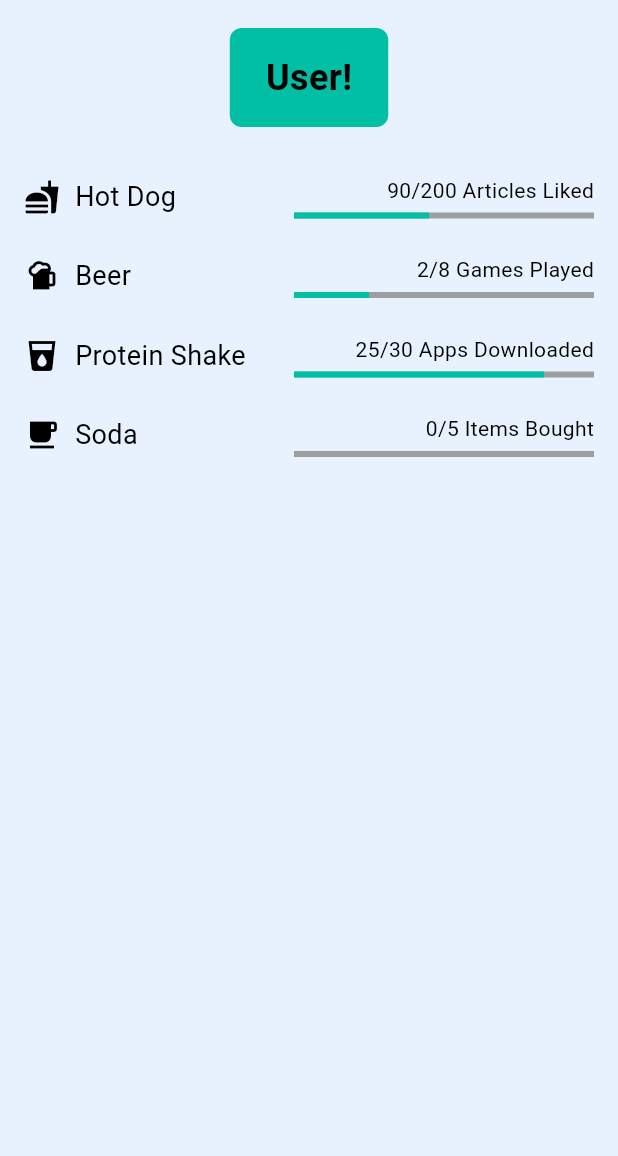
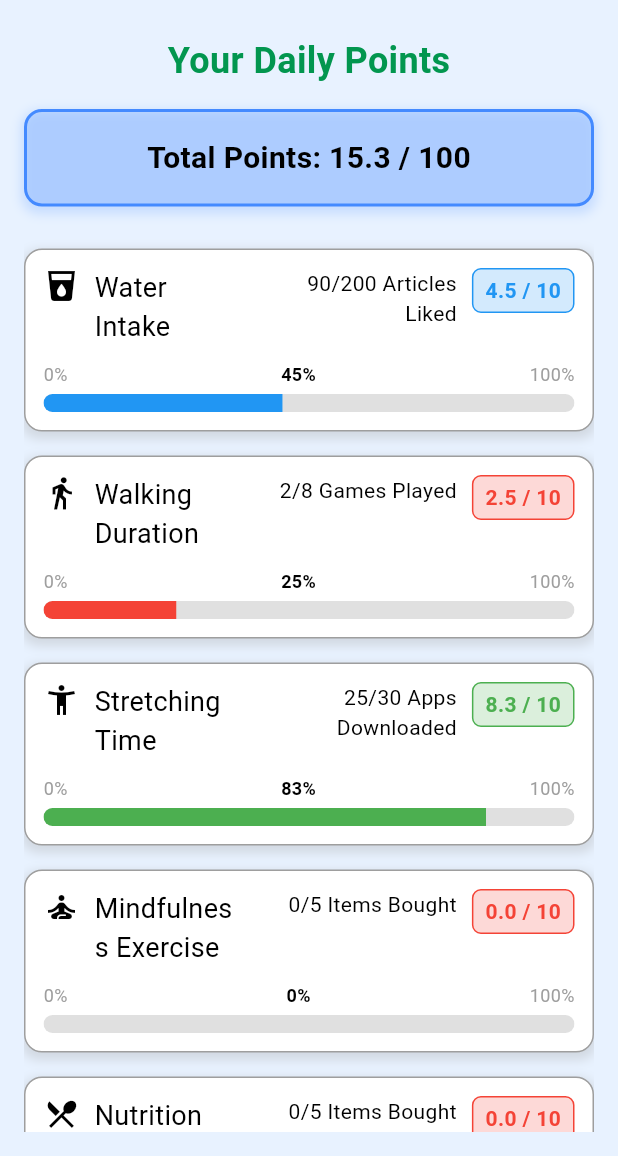
Before and after one commit to riyajidevindu/BeMA_App_V2, a Flutter app: the LearderboardScreen screen opened directly, on a phone screen of 412 x 824 dp, the part 80-1236 px from its top. Run offline on Flutter 3.47's test engine with Material 3 defaults, Android fonts, the light colour scheme and no system bars; our stand-ins replace awesome_snackbar_content, cloud_firestore, custom_navigation_bar, firebase_auth, firebase_core, firebase_storage and 1 more; accounts and stored records are empty.

Commit message:
Add points for points creen

```diff
--- a/bema_application/lib/features/authentication/screens/learderboard_screen/learderboard_screen.dart
+++ b/bema_application/lib/features/authentication/screens/learderboard_screen/learderboard_screen.dart
@@ -16,6 +16,7 @@ class _LearderboardScreenState extends State<LearderboardScreen> {
   final profileService = ProfileService();
   String userName = 'User';
   bool isLoading = true;
+  double totalPoints = 0; // Store the total points
 
   @override
   void initState() {
@@ -48,6 +49,11 @@ class _LearderboardScreenState extends State<LearderboardScreen> {
 
   @override
   Widget build(BuildContext context) {
+    final double screenWidth = MediaQuery.of(context).size.width;
+
+    // Calculate total points based on task progress
+    totalPoints = calculateTotalPoints();
+
     return Scaffold(
       backgroundColor: backgroundColor,
       appBar: AppBar(
@@ -61,66 +67,201 @@ class _LearderboardScreenState extends State<LearderboardScreen> {
           children: [
             Center(
               child: Container(
-                padding: const EdgeInsets.symmetric(horizontal: 24, vertical: 16),
+                padding: const EdgeInsets.symmetric(horizontal: 24, vertical: 5),
                 decoration: BoxDecoration(
-                  color: const Color(0xFF00BFA5),
+                  color: Colors.transparent,
                   borderRadius: BorderRadius.circular(8),
                 ),
                 child: Text(
-                  "$userName!",
+                  "Your Daily Points",
                   style: const TextStyle(
                     fontSize: 24,
-                    color: Colors.black,
+                    color: Color.fromARGB(255, 2, 150, 79),
                     fontWeight: FontWeight.bold,
                   ),
                 ),
               ),
             ),
-            const SizedBox(height: 20),
-            buildAchievementRow('Hot Dog', '90/200 Articles Liked', 90 / 200, Icons.fastfood),
-            buildAchievementRow('Beer', '2/8 Games Played', 2 / 8, Icons.sports_bar),
-            buildAchievementRow('Protein Shake', '25/30 Apps Downloaded', 25 / 30, Icons.local_drink),
-            buildAchievementRow('Soda', '0/5 Items Bought', 0 / 5, Icons.local_cafe),
+            const SizedBox(height: 10),
+            buildTotalPointsBox(), // Display total points inside a box
+            const SizedBox(height: 20), // Increased space
+            Expanded(
+              child: ListView(
+                children: [
+                  buildAchievementRow('Water Intake', '90/200 Articles Liked', 90 / 200, Icons.local_drink),
+                  buildAchievementRow('Walking Duration', '2/8 Games Played', 2 / 8, Icons.directions_walk),
+                  buildAchievementRow('Stretching Time', '25/30 Apps Downloaded', 25 / 30, Icons.accessibility_new),
+                  buildAchievementRow('Mindfulness Exercise', '0/5 Items Bought', 0 / 5, Icons.self_improvement),
+                  buildAchievementRow('Nutrition Tip', '0/5 Items Bought', 0 / 5, Icons.local_dining),
+                  buildAchievementRow('Sleep Reminder', '0/5 Items Bought', 0 / 5, Icons.nightlight_round),
+                  buildAchievementRow('Screen Time Break', '0/5 Items Bought', 0 / 5, Icons.screen_lock_portrait),
+                  buildAchievementRow('Special Task', '0/5 Items Bought', 0 / 5, Icons.assignment),
+                  buildAchievementRow('Social Interaction', '0/5 Items Bought', 0 / 5, Icons.people),
+                  buildAchievementRow('Posture Check', '0/5 Items Bought', 0 / 5, Icons.accessibility),
+                ],
+              ),
+            ),
           ],
         ),
       ),
     );
   }
 
+  /// Widget for the total points box
+  Widget buildTotalPointsBox() {
+    return Container(
+      padding: const EdgeInsets.all(16.0),
+      decoration: BoxDecoration(
+        color: Colors.blueAccent.withOpacity(0.2),
+        borderRadius: BorderRadius.circular(12),
+        border: Border.all(color: Colors.blueAccent, width: 2),
+        boxShadow: [
+          BoxShadow(
+            color: Colors.blueAccent.withOpacity(0.2),
+            spreadRadius: 2,
+            blurRadius: 5,
+            offset: const Offset(0, 3), // Shadow position
+          ),
+        ],
+      ),
+      child: Center(
+        child: Text(
+          'Total Points: ${totalPoints.toStringAsFixed(1)} / 100',
+          style: const TextStyle(
+            fontSize: 20,
+            fontWeight: FontWeight.bold,
+            color: Colors.black,
+          ),
+        ),
+      ),
+    );
+  }
+
+  /// Calculate points for each task based on progress
+  double calculatePoints(double progress) {
+    return progress * 10;
+  }
+
+  /// Calculate total points by summing up points from all tasks
+  double calculateTotalPoints() {
+    return calculatePoints(90 / 200) +
+           calculatePoints(2 / 8) +
+           calculatePoints(25 / 30) +
+           calculatePoints(0 / 5) +
+           calculatePoints(0 / 5) +
+           calculatePoints(0 / 5) +
+           calculatePoints(0 / 5) +
+           calculatePoints(0 / 5) +
+           calculatePoints(0 / 5) +
+           calculatePoints(0 / 5);
+  }
+
+  // Method to determine progress bar color based on progress
+  Color getProgressColor(double progress) {
+    if (progress >= 0.7) {
+      return Colors.green; // High progress
+    } else if (progress >= 0.3) {
+      return Colors.blue; // Medium progress
+    } else {
+      return Colors.red; // Low progress
+    }
+  }
+
+  /// Widget to build each task row with points
   Widget buildAchievementRow(String title, String progressText, double progress, IconData icon) {
-    return Padding(
-      padding: const EdgeInsets.symmetric(vertical: 12.0),
-      child: Row(
-        mainAxisAlignment: MainAxisAlignment.spaceBetween,
+    int progressPercentage = (progress * 100).round(); // Calculate percentage
+    double points = calculatePoints(progress); // Calculate points for this task
+
+    return Container(
+      margin: const EdgeInsets.symmetric(vertical: 8.0), // Space between containers
+      padding: const EdgeInsets.all(12.0), // Padding inside each container
+      decoration: BoxDecoration(
+        color: Colors.white,
+        borderRadius: BorderRadius.circular(12),
+        border: Border.all(color: Colors.grey, width: 1),
+        boxShadow: [
+          BoxShadow(
+            color: Colors.grey.withOpacity(0.3),
+            spreadRadius: 2,
+            blurRadius: 5,
+            offset: const Offset(0, 3), // Shadow position
+          ),
+        ],
+      ),
+      child: Column(
+        crossAxisAlignment: CrossAxisAlignment.start,
         children: [
           Row(
+            crossAxisAlignment: CrossAxisAlignment.start,
             children: [
               Icon(icon, color: Colors.black),
               const SizedBox(width: 10),
-              Text(
+              Expanded(
+                flex: 3,
+                child: Text(
                   title,
                   style: const TextStyle(color: Colors.black, fontSize: 18),
+                  maxLines: 2, // Text wrapping for long titles
+                  overflow: TextOverflow.ellipsis,
+                ),
+              ),
+              const SizedBox(width: 10),
+              Expanded(
+                flex: 4,
+                child: Text(
+                  progressText,
+                  style: const TextStyle(color: Colors.black, fontSize: 14),
+                  textAlign: TextAlign.right,
+                ),
+              ),
+              const SizedBox(width: 10),
+              Container(
+                padding: const EdgeInsets.symmetric(horizontal: 8, vertical: 4),
+                decoration: BoxDecoration(
+                  color: getProgressColor(progress).withOpacity(0.2),
+                  borderRadius: BorderRadius.circular(6),
+                  border: Border.all(color: getProgressColor(progress), width: 1),
+                ),
+                child: Text(
+                  '${points.toStringAsFixed(1)} / 10', // Display points for each task
+                  style: TextStyle(
+                    color: getProgressColor(progress),
+                    fontWeight: FontWeight.bold,
+                  ),
+                ),
               ),
             ],
           ),
-          Column(
-            crossAxisAlignment: CrossAxisAlignment.end,
+          const SizedBox(height: 10), // Space between title and progress bar
+          Row(
+            mainAxisAlignment: MainAxisAlignment.spaceBetween,
             children: [
+              const Text(
+                '0%', // Start of progress
+                style: TextStyle(fontSize: 12, color: Colors.grey),
+              ),
               Text(
-                progressText,
-                style: const TextStyle(color: Colors.black, fontSize: 14),
+                '$progressPercentage%', // Current percentage
+                style: const TextStyle(fontSize: 12, fontWeight: FontWeight.bold, color: Colors.black),
               ),
-              const SizedBox(height: 5),
-              Container(
-                width: 200,
+              const Text(
+                '100%', // End of progress
+                style: TextStyle(fontSize: 12, color: Colors.grey),
+              ),
+            ],
+          ),
+          const SizedBox(height: 5), // Space between labels and progress bar
+          SizedBox(
+            height: 12, // Height of the progress bar
+            child: ClipRRect(
+              borderRadius: BorderRadius.circular(6), // Rounded corners
               child: LinearProgressIndicator(
                 value: progress,
-                  backgroundColor: Colors.grey,
-                  valueColor: const AlwaysStoppedAnimation<Color>(Color(0xFF00BFA5)),
+                backgroundColor: Colors.grey[300],
+                valueColor: AlwaysStoppedAnimation<Color>(getProgressColor(progress)),
               ),
             ),
-            ],
-          )
+          ),
         ],
       ),
     );
```
Lines whose indentation alone changed are shown as unchanged.
